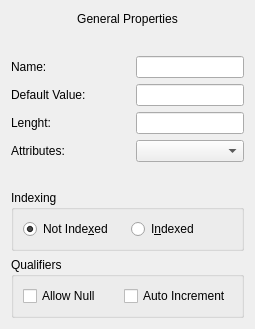
KDE/umbrello, file umbrello/dialogs/umlentityattributedialog.ui: the form before one commit.
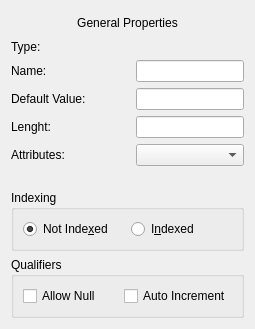
The form after the commit. Custom widgets are drawn as their Qt base class.

Commit message:
Fix layout issues
Remove some labels of some widgets that is used, and put
them in the main dialog to better manage the layouts

Patch:
```diff
--- a/umbrello/dialogs/umlentityattributedialog.ui
+++ b/umbrello/dialogs/umlentityattributedialog.ui
@@ -17,21 +17,108 @@
    <enum>Qt::LeftToRight</enum>
   </property>
   <layout class="QGridLayout" name="gridLayout">
-   <item row="2" column="0">
+   <item row="0" column="0" rowspan="2" colspan="3">
+    <widget class="QLabel" name="label">
+     <property name="layoutDirection">
+      <enum>Qt::LeftToRight</enum>
+     </property>
+     <property name="text">
+      <string>General Properties</string>
+     </property>
+     <property name="alignment">
+      <set>Qt::AlignCenter</set>
+     </property>
+    </widget>
+   </item>
+   <item row="2" column="2">
+    <widget class="UMLDatatypeWidget" name="dataTypeWidget" native="true">
+     <property name="sizePolicy">
+      <sizepolicy hsizetype="Preferred" vsizetype="Preferred">
+       <horstretch>0</horstretch>
+       <verstretch>0</verstretch>
+      </sizepolicy>
+     </property>
+    </widget>
+   </item>
+   <item row="3" column="0" colspan="2">
     <widget class="QLabel" name="label_2">
      <property name="text">
       <string>Name:</string>
      </property>
     </widget>
    </item>
-   <item row="3" column="0" colspan="2">
+   <item row="3" column="2">
+    <widget class="QLineEdit" name="nameLE">
+     <property name="sizePolicy">
+      <sizepolicy hsizetype="Preferred" vsizetype="Fixed">
+       <horstretch>0</horstretch>
+       <verstretch>0</verstretch>
+      </sizepolicy>
+     </property>
+    </widget>
+   </item>
+   <item row="4" column="0" colspan="2">
     <widget class="QLabel" name="label_3">
      <property name="text">
       <string>Default Value:</string>
      </property>
     </widget>
    </item>
+   <item row="4" column="2">
+    <widget class="QLineEdit" name="defaultValueLE">
+     <property name="sizePolicy">
+      <sizepolicy hsizetype="Preferred" vsizetype="Fixed">
+       <horstretch>0</horstretch>
+       <verstretch>0</verstretch>
+      </sizepolicy>
+     </property>
+    </widget>
+   </item>
+   <item row="5" column="0" colspan="2">
+    <widget class="QLabel" name="label_4">
+     <property name="text">
+      <string>Lenght:</string>
+     </property>
+    </widget>
+   </item>
+   <item row="5" column="2">
+    <widget class="QLineEdit" name="lenghtValuesLE">
+     <property name="sizePolicy">
+      <sizepolicy hsizetype="Preferred" vsizetype="Fixed">
+       <horstretch>0</horstretch>
+       <verstretch>0</verstretch>
+      </sizepolicy>
+     </property>
+    </widget>
+   </item>
+   <item row="6" column="0" colspan="2">
+    <widget class="QLabel" name="label_5">
+     <property name="text">
+      <string>Attributes:</string>
+     </property>
+    </widget>
+   </item>
+   <item row="6" column="2">
+    <widget class="QComboBox" name="attributeTypesCB">
+     <property name="sizePolicy">
+      <sizepolicy hsizetype="Preferred" vsizetype="Fixed">
+       <horstretch>0</horstretch>
+       <verstretch>0</verstretch>
+      </sizepolicy>
+     </property>
+    </widget>
+   </item>
    <item row="7" column="0" colspan="3">
+    <widget class="UMLStereotypeWidget" name="stereotypeWidget" native="true">
+     <property name="sizePolicy">
+      <sizepolicy hsizetype="Preferred" vsizetype="Preferred">
+       <horstretch>0</horstretch>
+       <verstretch>0</verstretch>
+      </sizepolicy>
+     </property>
+    </widget>
+   </item>
+   <item row="8" column="0" colspan="3">
     <widget class="QGroupBox" name="groupBox">
      <property name="title">
       <string>Indexing</string>
@@ -57,7 +144,7 @@
      </layout>
     </widget>
    </item>
-   <item row="8" column="0" colspan="3">
+   <item row="9" column="0" colspan="3">
     <widget class="QGroupBox" name="groupBox_2">
      <property name="title">
       <string>Qualifiers</string>
@@ -80,90 +167,10 @@
      </layout>
     </widget>
    </item>
-   <item row="2" column="2">
-    <widget class="QLineEdit" name="nameLE">
-     <property name="sizePolicy">
-      <sizepolicy hsizetype="Preferred" vsizetype="Fixed">
-       <horstretch>0</horstretch>
-       <verstretch>0</verstretch>
-      </sizepolicy>
-     </property>
-    </widget>
-   </item>
-   <item row="4" column="2">
-    <widget class="QLineEdit" name="lenghtValuesLE">
-     <property name="sizePolicy">
-      <sizepolicy hsizetype="Preferred" vsizetype="Fixed">
-       <horstretch>0</horstretch>
-       <verstretch>0</verstretch>
-      </sizepolicy>
-     </property>
-    </widget>
-   </item>
-   <item row="0" column="0" colspan="3">
-    <widget class="QLabel" name="label">
-     <property name="layoutDirection">
-      <enum>Qt::LeftToRight</enum>
-     </property>
+   <item row="2" column="0">
+    <widget class="QLabel" name="label_6">
      <property name="text">
-      <string>General Properties</string>
-     </property>
-     <property name="alignment">
-      <set>Qt::AlignCenter</set>
-     </property>
-    </widget>
-   </item>
-   <item row="1" column="0" colspan="3">
-    <widget class="UMLDatatypeWidget" name="dataTypeWidget" native="true">
-     <property name="sizePolicy">
-      <sizepolicy hsizetype="Preferred" vsizetype="Preferred">
-       <horstretch>0</horstretch>
-       <verstretch>0</verstretch>
-      </sizepolicy>
-     </property>
-    </widget>
-   </item>
-   <item row="3" column="2">
-    <widget class="QLineEdit" name="defaultValueLE">
-     <property name="sizePolicy">
-      <sizepolicy hsizetype="Preferred" vsizetype="Fixed">
-       <horstretch>0</horstretch>
-       <verstretch>0</verstretch>
-      </sizepolicy>
-     </property>
-    </widget>
-   </item>
-   <item row="4" column="0">
-    <widget class="QLabel" name="label_4">
-     <property name="text">
-      <string>Lenght:</string>
-     </property>
-    </widget>
-   </item>
-   <item row="5" column="0">
-    <widget class="QLabel" name="label_5">
-     <property name="text">
-      <string>Attributes:</string>
-     </property>
-    </widget>
-   </item>
-   <item row="5" column="2">
-    <widget class="QComboBox" name="attributeTypesCB">
-     <property name="sizePolicy">
-      <sizepolicy hsizetype="Preferred" vsizetype="Fixed">
-       <horstretch>0</horstretch>
-       <verstretch>0</verstretch>
-      </sizepolicy>
-     </property>
-    </widget>
-   </item>
-   <item row="6" column="0" colspan="3">
-    <widget class="UMLStereotypeWidget" name="stereotypeWidget" native="true">
-     <property name="sizePolicy">
-      <sizepolicy hsizetype="Preferred" vsizetype="Preferred">
-       <horstretch>0</horstretch>
-       <verstretch>0</verstretch>
-      </sizepolicy>
+      <string>Type:</string>
      </property>
     </widget>
    </item>
```
The commit also changes 5 other files.
